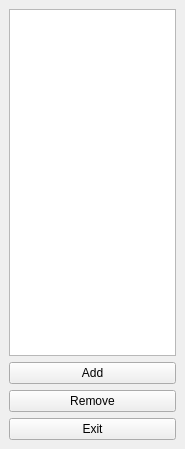
Above: poly/src/ui/UserInterface.ui from jtibau/alive before the change. Below: the same form after it.
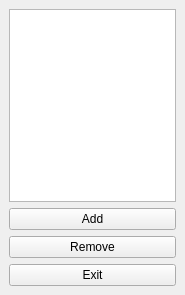
That is the form after the change.

The edit to the form file:
```diff
--- a/poly/src/ui/UserInterface.ui
+++ b/poly/src/ui/UserInterface.ui
@@ -7,7 +7,7 @@
     <x>0</x>
     <y>0</y>
     <width>185</width>
-    <height>449</height>
+    <height>295</height>
    </rect>
   </property>
   <property name="windowTitle">
```
